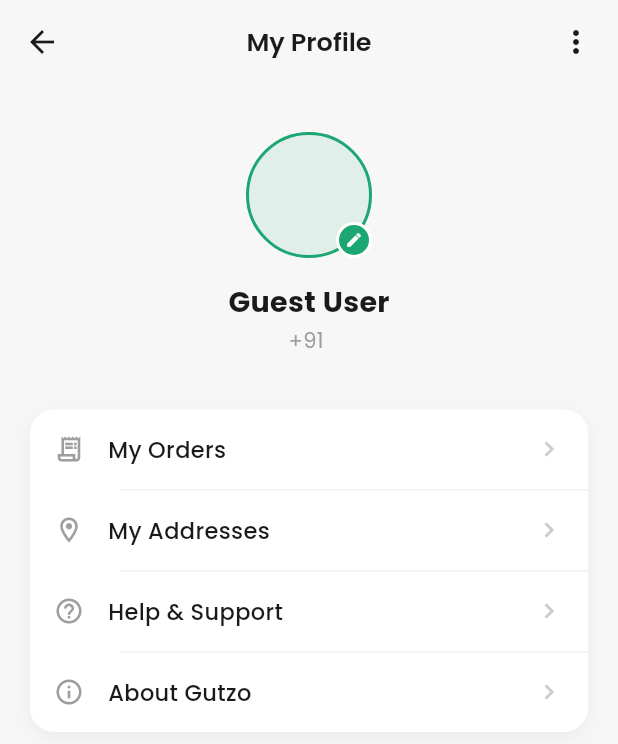
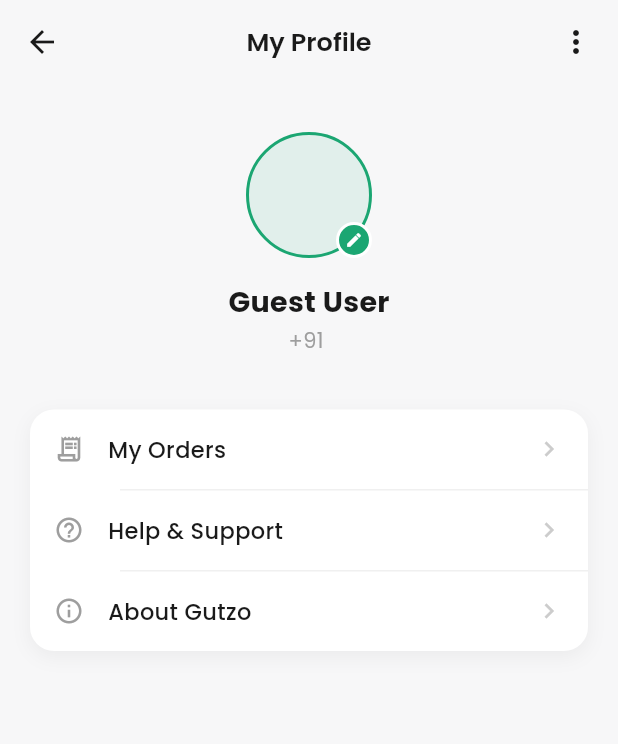
Before and after one commit to developergutzo/GutzoFlutter, a Flutter app: the ProfileScreen screen opened directly, on a phone screen of 412 x 824 dp. Shown: the top 744 px of the screen. Run offline on Flutter 3.47's test engine with Material 3 defaults, Android fonts, the phone set to English and light mode, and no system bars; our stand-ins replace flutter_riverpod, flutter_svg, geolocator, go_router, google_fonts, google_maps_flutter and 4 more; accounts and stored records are empty; network calls fail.

Commit message:
refactor: remove My Addresses option from profile screen menu

```diff
--- a/apps/customer_app/lib/features/profile/profile_screen.dart
+++ b/apps/customer_app/lib/features/profile/profile_screen.dart
@@ -377,8 +377,6 @@ class _ProfileScreenState extends ConsumerState<ProfileScreen> {
               _row(context, Icons.receipt_long_outlined, 'My Orders', () {
                 Navigator.push(context, CupertinoPageRoute(builder: (_) => const OrdersHistoryScreen()));
               }),
-              _divider(),
-              _row(context, Icons.location_on_outlined, 'My Addresses', () {}),
               _divider(),
               _row(context, Icons.help_outline, 'Help & Support', () {}),
               _divider(),
```
